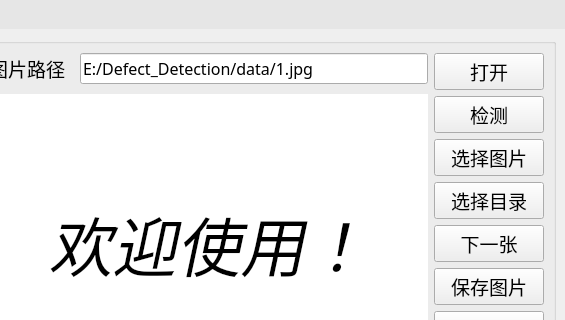
wang-jiankun/Defect-Detection, file qt/ui_detection.ui: the form before one commit; both pictures show x 235 to 800 and y 0 to 320 of the 800 by 571 pixel window.
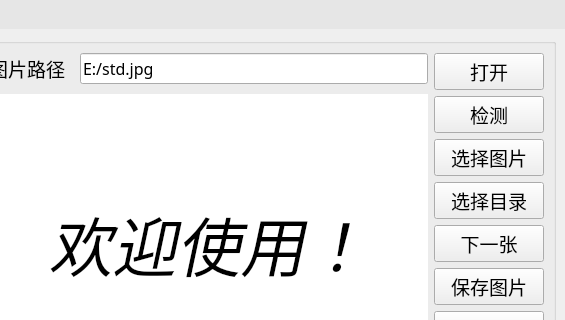
The form after the commit. Icons and pictures are not drawn.

```diff
--- a/qt/ui_detection.ui
+++ b/qt/ui_detection.ui
@@ -428,7 +428,7 @@
                 <string/>
                </property>
                <property name="text">
-                <string>E:/Defect_Detection/data/1.jpg</string>
+                <string>E:/std.jpg</string>
                </property>
                <property name="placeholderText">
                 <string>图片路径</string>
```
Left out of the diff: 6 changed lines with no effect on the pictures.
